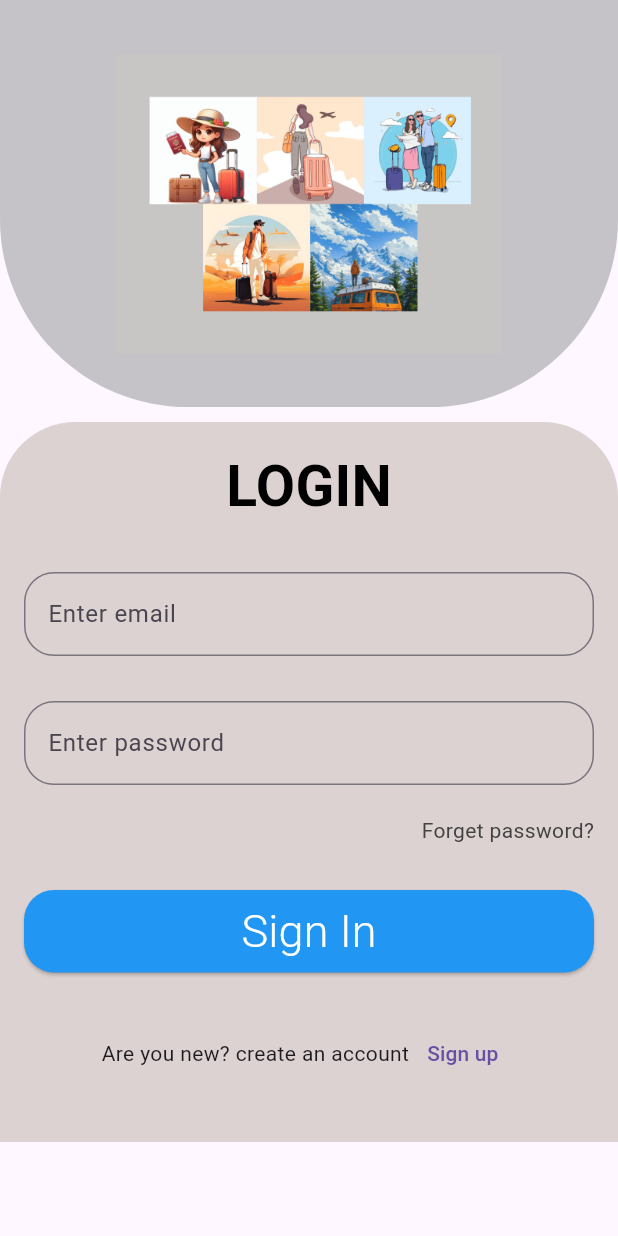
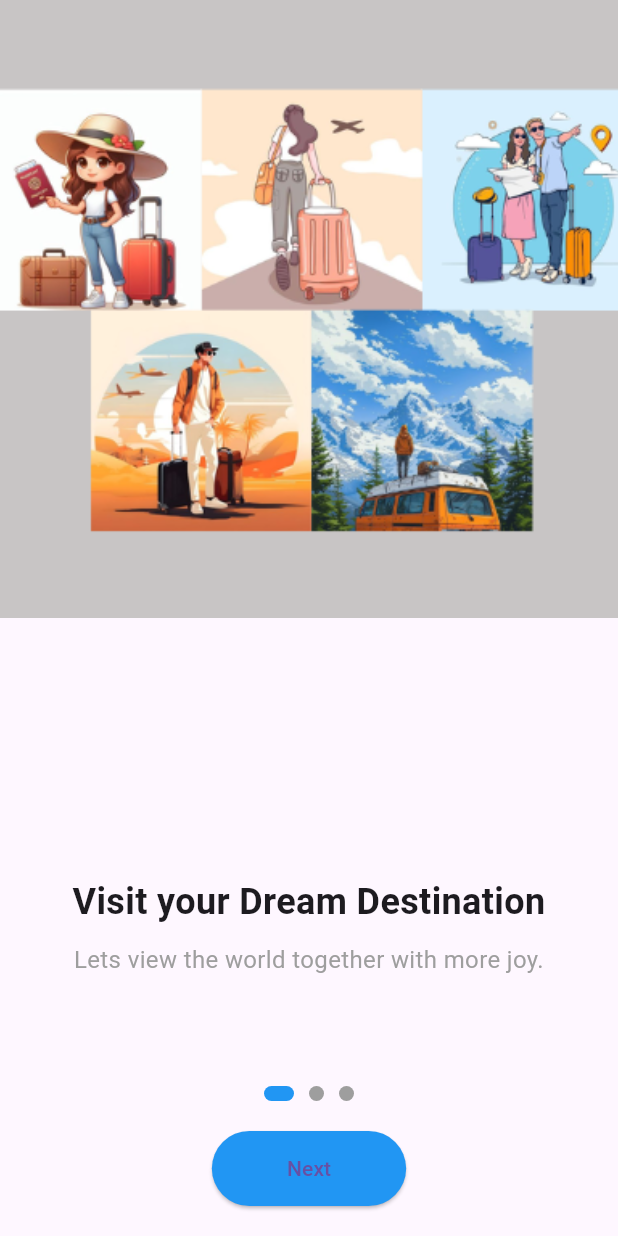
Before and after one commit to Binumaka/VoyageVue, a Flutter app: the screen it shows after launch, on a phone screen of 412 x 824 dp. Run offline on Flutter 3.47's test engine with Material 3 defaults, Android fonts, the phone set to English and light mode, and no system bars.

Commit message:
onboarding view and other changes

```diff
--- a/lib/app.dart
+++ b/lib/app.dart
@@ -1,6 +1,7 @@
 
 import 'package:flutter/material.dart';
 import 'package:voyagevue/view/loginview.dart';
+import 'package:voyagevue/view/onboardview.dart';
 import 'package:voyagevue/view/registerview.dart';
 
 class MyApp extends StatelessWidget {
@@ -12,7 +13,8 @@ class MyApp extends StatelessWidget {
       debugShowCheckedModeBanner: false,
       initialRoute: '/',
       routes: {
-        '/':(context) => const Loginview(),
+        '/':(context) => const Onboardview(),
+        '/login':(context) => const Loginview(),
         '/register': (context) => const Registerview(),
       },
   );
--- /dev/null
+++ b/lib/view/onboardview.dart
@@ -0,0 +1,155 @@
+import 'package:flutter/material.dart';
+import 'package:voyagevue/view/loginview.dart';
+
+class Onboardview extends StatefulWidget {
+  const Onboardview({super.key});
+
+  @override
+  _OnboardviewState createState() => _OnboardviewState();
+}
+
+class _OnboardviewState extends State<Onboardview> {
+  final PageController _pageController = PageController();
+  int _currentPage = 0;
+
+  final List<Map<String, String>> _onboardingData = [
+    {
+      "image": "assets/images/image1.png",
+      "title": "Visit your Dream Destination",
+      "description": "Lets view the world together with more joy."
+    },
+    {
+      "image": "assets/images/onboarding1.png",
+      "title": "Stay informed and inspired.",
+      "description":
+          "Get the latest updates, travel tips, and exclusive offers directly in the app."
+    },
+    {
+      "image": "assets/images/onboarding2.png",
+      "title": "Adventure is out there!",
+      "description":
+          "Uncover hidden gems and iconic destinations tailored to your preferences."
+    },
+  ];
+
+  void _nextPage() {
+    if (_currentPage < _onboardingData.length - 1) {
+      _pageController.nextPage(
+        duration: const Duration(milliseconds: 300),
+        curve: Curves.easeInOut,
+      );
+    } else {
+      Navigator.pushReplacement(
+        context,
+        MaterialPageRoute(builder: (context) => const Loginview()),
+      );
+    }
+  }
+
+  @override
+  Widget build(BuildContext context) {
+    return Scaffold(
+      body: Stack(
+        children: [
+          PageView.builder(
+            controller: _pageController,
+            onPageChanged: (index) {
+              setState(() {
+                _currentPage = index;
+              });
+            },
+            itemCount: _onboardingData.length,
+            itemBuilder: (context, index) {
+              return Column(
+                children: [
+                  // Image container covering half the screen
+                  Container(
+                    height: MediaQuery.of(context).size.height * 0.5,
+                    decoration: BoxDecoration(
+                      image: DecorationImage(
+                        image: AssetImage(_onboardingData[index]["image"]!),
+                        fit: BoxFit.cover,
+                      ),
+                    ),
+                  ),
+                  // Text content
+                  Expanded(
+                    child: Column(
+                      mainAxisAlignment: MainAxisAlignment.center,
+                      children: [
+                        Padding(
+                          padding: const EdgeInsets.symmetric(horizontal: 30),
+                          child: Text(
+                            _onboardingData[index]["title"]!,
+                            style: const TextStyle(
+                              fontSize: 24,
+                              fontWeight: FontWeight.bold,
+                            ),
+                            textAlign: TextAlign.center,
+                          ),
+                        ),
+                        const SizedBox(height: 10),
+                        Padding(
+                          padding: const EdgeInsets.symmetric(horizontal: 30),
+                          child: Text(
+                            _onboardingData[index]["description"]!,
+                            style: const TextStyle(
+                              fontSize: 16,
+                              color: Colors.grey,
+                            ),
+                            textAlign: TextAlign.center,
+                          ),
+                        ),
+                      ],
+                    ),
+                  ),
+                ],
+              );
+            },
+          ),
+          Positioned(
+            bottom: 20,
+            left: 0,
+            right: 0,
+            child: Column(
+              children: [
+                Row(
+                  mainAxisAlignment: MainAxisAlignment.center,
+                  children: List.generate(
+                    _onboardingData.length,
+                    (index) => AnimatedContainer(
+                      duration: const Duration(milliseconds: 300),
+                      margin: const EdgeInsets.symmetric(horizontal: 5),
+                      height: 10,
+                      width: _currentPage == index ? 20 : 10,
+                      decoration: BoxDecoration(
+                        color: _currentPage == index
+                            ? Colors.blue
+                            : Colors.grey,
+                        borderRadius: BorderRadius.circular(5),
+                      ),
+                    ),
+                  ),
+                ),
+                const SizedBox(height: 20),
+                ElevatedButton(
+                  onPressed: _nextPage,
+                  style: ElevatedButton.styleFrom(
+                    backgroundColor: Colors.blue,
+                    padding: const EdgeInsets.symmetric(
+                        horizontal: 50, vertical: 15),
+                  ),
+                  child: Text(
+                    _currentPage == _onboardingData.length - 1
+                        ? "Get Started"
+                        : "Next",
+                  ),
+                ),
+              ],
+            ),
+          ),
+        ],
+      ),
+    );
+  }
+}
```
